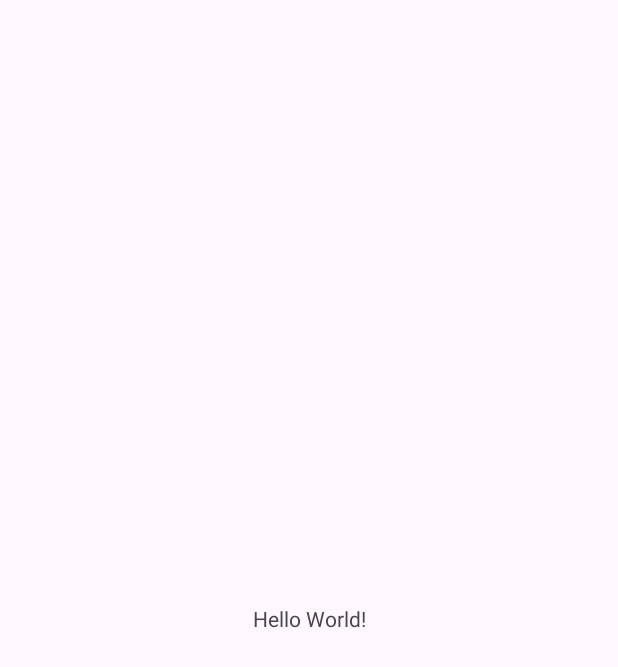
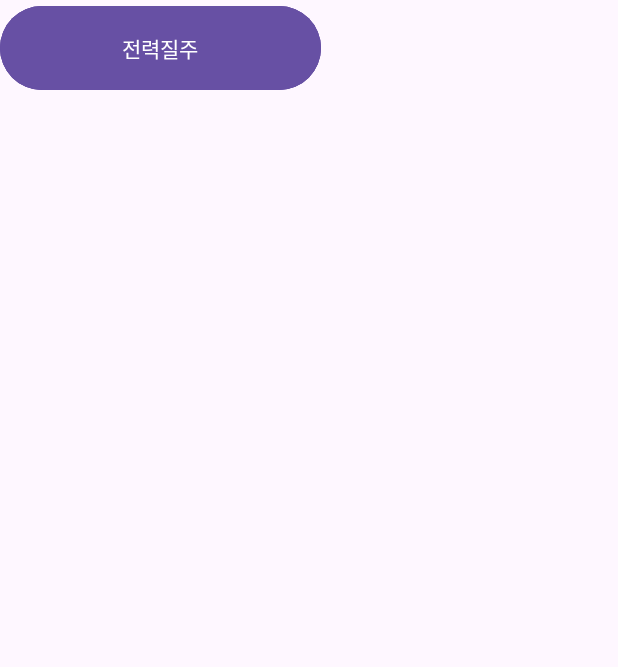
Before and after one commit to hakGuenLee/runningup, an Android app: the screen it shows after launch (MainActivity), on a phone screen of 412 x 824 dp. Before the commit the part shown is almost empty. Shown: the top 667 px of the screen. Run offline under Robolectric (Android 15) with nearby library versions, the phone set to English and light mode, and no system bars.

Commit message:
메인 화면 달리기 설정 버튼 추가

```diff
--- a/app/src/main/res/layout/activity_main.xml
+++ b/app/src/main/res/layout/activity_main.xml
@@ -7,13 +7,28 @@
     android:layout_height="match_parent"
     tools:context=".MainActivity">
 
-    <TextView
-        android:layout_width="wrap_content"
-        android:layout_height="wrap_content"
-        android:text="Hello World!"
-        app:layout_constraintBottom_toBottomOf="parent"
-        app:layout_constraintEnd_toEndOf="parent"
-        app:layout_constraintStart_toStartOf="parent"
-        app:layout_constraintTop_toTopOf="parent" />
+    <Button
+        android:id="@+id/button"
+        android:layout_width="214dp"
+        android:layout_height="64dp"
+        android:text="가볍게 뛰기"
+        tools:layout_editor_absoluteX="98dp"
+        tools:layout_editor_absoluteY="199dp" />
+
+    <Button
+        android:id="@+id/button"
+        android:layout_width="214dp"
+        android:layout_height="64dp"
+        android:text="평균 속도"
+        tools:layout_editor_absoluteX="98dp"
+        tools:layout_editor_absoluteY="315dp" />
+
+    <Button
+        android:id="@+id/button"
+        android:layout_width="214dp"
+        android:layout_height="64dp"
+        android:text="전력질주"
+        tools:layout_editor_absoluteX="98dp"
+        tools:layout_editor_absoluteY="431dp" />
 
 </androidx.constraintlayout.widget.ConstraintLayout>
```
